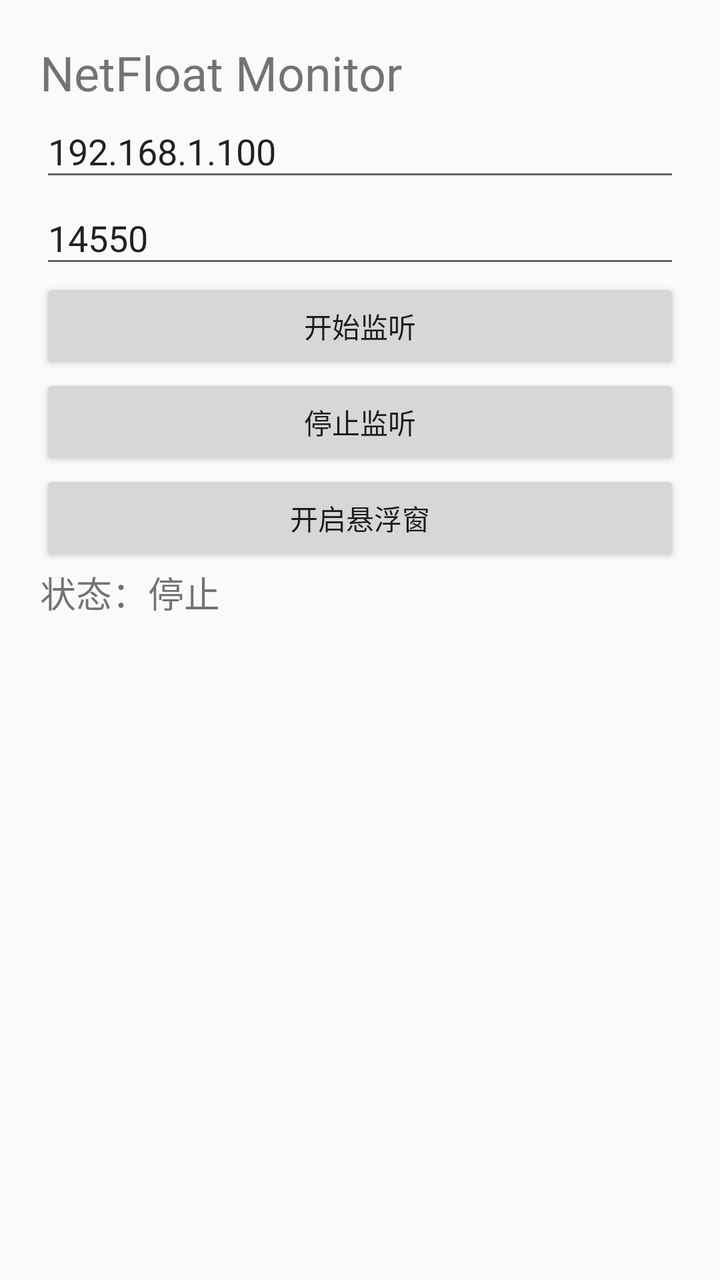
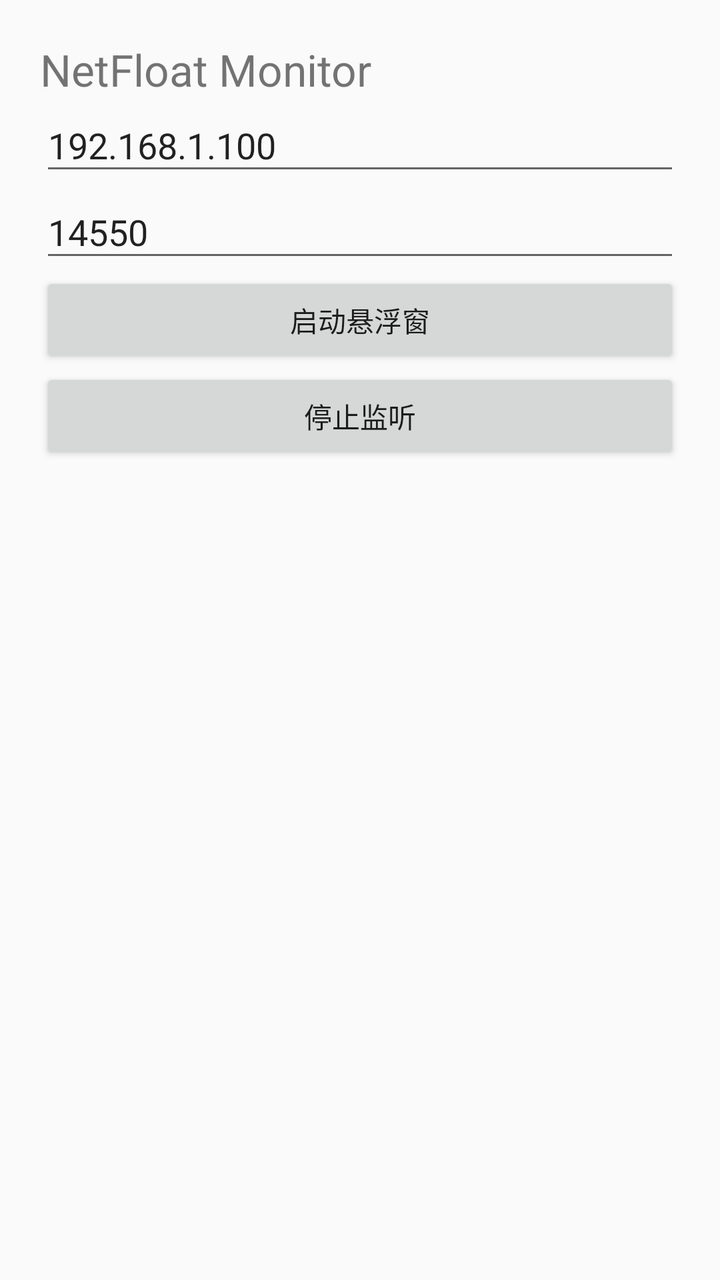

Compare the two renders of this Android layout. The source of the first and the diff that turns it into the second are given below.
<!-- AndroidManifest.xml: application theme AppTheme -->
<!-- res/layout/activity_main.xml -->
<?xml version="1.0" encoding="utf-8"?>
<LinearLayout

xmlns:android="http://schemas.android.com/apk/res/android"

android:layout_width="match_parent"

android:layout_height="match_parent"

android:orientation="vertical"

android:padding="20dp">



<TextView

android:layout_width="wrap_content"

android:layout_height="wrap_content"

android:text="NetFloat Monitor"

android:textSize="24sp"/>



<EditText

android:id="@+id/ipEdit"

android:layout_width="match_parent"

android:layout_height="wrap_content"

android:hint="目标IP"

android:text="192.168.1.100"/>



<EditText

android:id="@+id/portEdit"

android:layout_width="match_parent"

android:layout_height="wrap_content"

android:hint="端口"

android:text="14550"

android:inputType="number"/>



<Button

android:id="@+id/startBtn"

android:layout_width="match_parent"

android:layout_height="wrap_content"

android:text="开始监听"/>



<Button

android:id="@+id/stopBtn"

android:layout_width="match_parent"

android:layout_height="wrap_content"

android:text="停止监听"/>



<Button

android:id="@+id/floatBtn"

android:layout_width="match_parent"

android:layout_height="wrap_content"

android:text="开启悬浮窗"/>



<TextView

android:id="@+id/statusText"

android:layout_width="match_parent"

android:layout_height="wrap_content"

android:text="状态：停止"

android:textSize="18sp"/>


</LinearLayout>
<!-- resources referenced by this layout -->
<resources>
  <style name="AppTheme" parent="Theme.AppCompat.Light.NoActionBar">
  
  </style>
</resources>

<!-- the commit's change to res/layout/activity_main.xml (unified diff, before → after) -->
@@ -1,107 +1,80 @@
 <?xml version="1.0" encoding="utf-8"?>
-<LinearLayout
+<LinearLayout xmlns:android="http://schemas.android.com/apk/res/android"
 
-xmlns:android="http://schemas.android.com/apk/res/android"
+    android:layout_width="match_parent"
 
-android:layout_width="match_parent"
+    android:layout_height="match_parent"
 
-android:layout_height="match_parent"
+    android:orientation="vertical"
 
-android:orientation="vertical"
+    android:padding="20dp">
 
-android:padding="20dp">
+
+    <TextView
+
+        android:layout_width="wrap_content"
+
+        android:layout_height="wrap_content"
+
+        android:text="NetFloat Monitor"
+
+        android:textSize="22sp"/>
 
 
 
-<TextView
+    <EditText
 
-android:layout_width="wrap_content"
+        android:id="@+id/editIp"
 
-android:layout_height="wrap_content"
+        android:layout_width="match_parent"
 
-android:text="NetFloat Monitor"
+        android:layout_height="wrap_content"
 
-android:textSize="24sp"/>
+        android:hint="目标IP地址"
+
+        android:inputType="text"
+
+        android:text="192.168.1.100"/>
 
 
 
-<EditText
+    <EditText
 
-android:id="@+id/ipEdit"
+        android:id="@+id/editPort"
 
-android:layout_width="match_parent"
+        android:layout_width="match_parent"
 
-android:layout_height="wrap_content"
+        android:layout_height="wrap_content"
 
-android:hint="目标IP"
+        android:hint="UDP端口"
 
-android:text="192.168.1.100"/>
+        android:inputType="number"
+
+        android:text="14550"/>
 
 
 
-<EditText
+    <Button
 
-android:id="@+id/portEdit"
+        android:id="@+id/startBtn"
 
-android:layout_width="match_parent"
+        android:layout_width="match_parent"
 
-android:layout_height="wrap_content"
+        android:layout_height="wrap_content"
 
-android:hint="端口"
-
-android:text="14550"
-
-android:inputType="number"/>
+        android:text="启动悬浮窗"/>
 
 
 
-<Button
+    <Button
 
-android:id="@+id/startBtn"
+        android:id="@+id/stopBtn"
 
-android:layout_width="match_parent"
+        android:layout_width="match_parent"
 
-android:layout_height="wrap_content"
+        android:layout_height="wrap_content"
 
-android:text="开始监听"/>
-
-
-
-<Button
-
-android:id="@+id/stopBtn"
-
-android:layout_width="match_parent"
-
-android:layout_height="wrap_content"
-
-android:text="停止监听"/>
-
-
-
-<Button
-
-android:id="@+id/floatBtn"
-
-android:layout_width="match_parent"
-
-android:layout_height="wrap_content"
-
-android:text="开启悬浮窗"/>
-
-
-
-<TextView
-
-android:id="@+id/statusText"
-
-android:layout_width="match_parent"
-
-android:layout_height="wrap_content"
-
-android:text="状态：停止"
-
-android:textSize="18sp"/>
+        android:text="停止监听"/>
 
 
 </LinearLayout>
